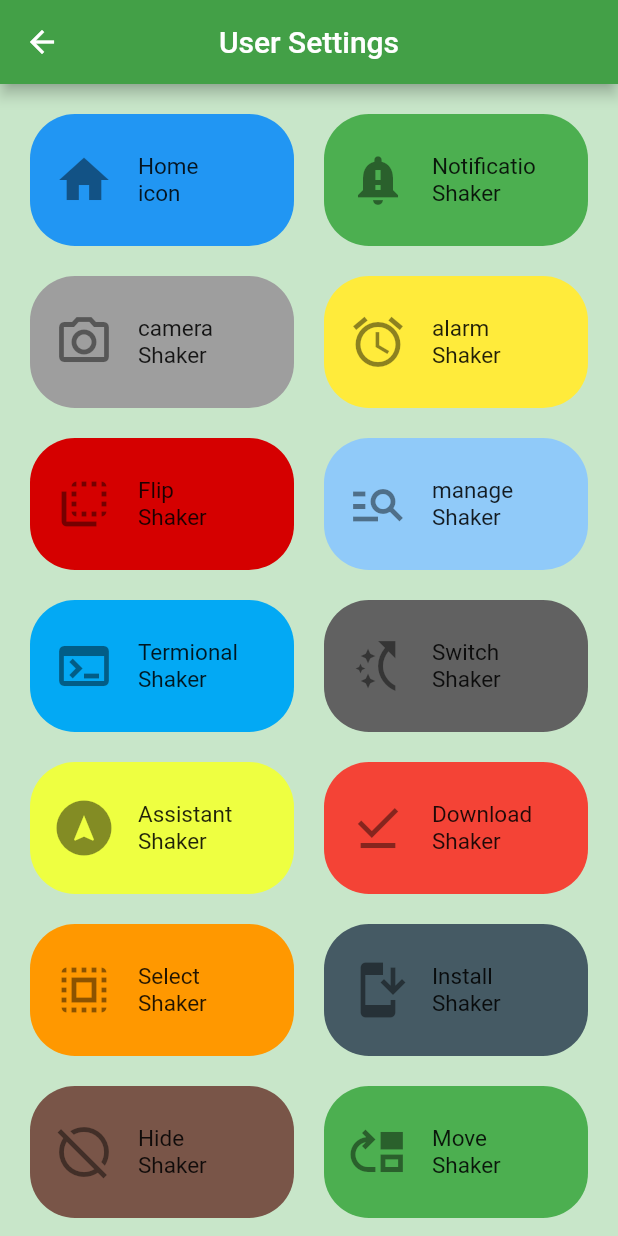
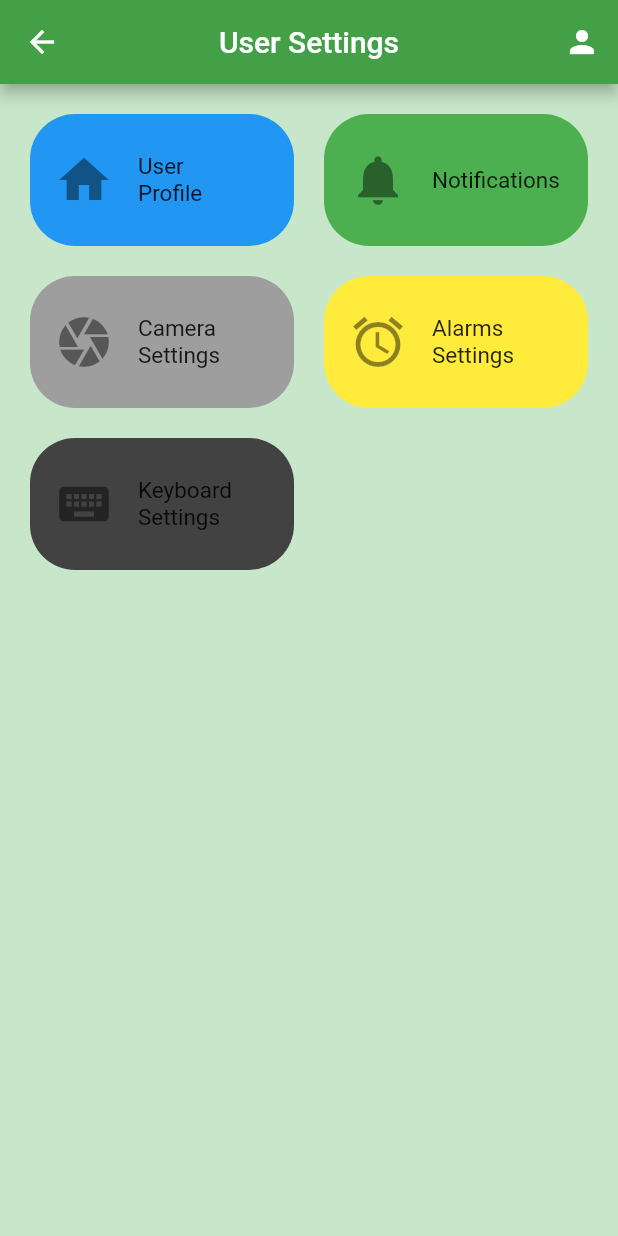
Before and after one commit to AlwinVJ/firstflutterapp, a Flutter app: the screen it shows after launch, after a tap on the "manage accounts" icon, on a phone screen of 412 x 824 dp. Run offline on Flutter 3.47's test engine with Material 2 defaults, Android fonts, the phone set to English and light mode, and no system bars.

Commit message:
Second commit on 28th December

```diff
--- a/lib/widgets/gridviews.dart
+++ b/lib/widgets/gridviews.dart
@@ -12,21 +12,22 @@ class MySecondWidget extends StatelessWidget {
   @override
   Widget build(BuildContext context) {
     List cardContent = [
-      [Icons.home, 'Home\nicon', Colors.blue],
-      [Icons.notification_important, 'Notificatio\nShaker', Colors.green],
-      [Icons.camera_alt_outlined, 'camera\nShaker', Colors.grey],
-      [Icons.alarm, 'alarm\nShaker', Colors.yellow],
-      [Icons.flip_to_back_outlined, 'Flip\nShaker', Colors.redAccent.shade700],
-      [Icons.manage_search, 'manage\nShaker', Colors.blue.shade200],
-      [Icons.terminal, 'Termional\nShaker', Colors.lightBlue],
-      [Icons.switch_access_shortcut, 'Switch\nShaker', Colors.grey.shade700],
-      [Icons.assistant_navigation, 'Assistant\nShaker', Colors.limeAccent],
-      [Icons.download_done, 'Download\nShaker', Colors.red],
-      [Icons.select_all, 'Select\nShaker', Colors.orange],
-      [Icons.install_mobile, 'Install\nShaker', Colors.blueGrey.shade700],
-      [Icons.hide_source, 'Hide\nShaker', Colors.brown],
-      [Icons.move_up, 'Move\nShaker', Colors.green],
-      [Icons.keyboard_command_key, 'Keyboard\nShaker', Colors.grey.shade800],
+      [Icons.home, 'User\nProfile', Colors.blue],
+      [Icons.notifications, 'Notifications', Colors.green],
+      [Icons.camera, 'Camera\nSettings', Colors.grey],
+      [Icons.alarm, 'Alarms\nSettings', Colors.yellow],
+      [Icons.keyboard, 'Keyboard\nSettings', Colors.grey.shade800],
+      // [Icons.flip_to_back_outlined, 'Flip\nShaker', Colors.redAccent.shade700],
+      // [Icons.manage_search, 'manage\nShaker', Colors.blue.shade200],
+      // [Icons.terminal, 'Termional\nShaker', Colors.lightBlue],
+      // [Icons.switch_access_shortcut, 'Switch\nShaker', Colors.grey.shade700],
+      // [Icons.assistant_navigation, 'Assistant\nShaker', Colors.limeAccent],
+      // [Icons.download_done, 'Download\nShaker', Colors.red],
+      // [Icons.select_all, 'Select\nShaker', Colors.orange],
+      // [Icons.install_mobile, 'Install\nShaker', Colors.blueGrey.shade700],
+      // [Icons.hide_source, 'Hide\nShaker', Colors.brown],
+      // [Icons.move_up, 'Move\nShaker', Colors.green],
+
     ];
     return MaterialApp(
       debugShowCheckedModeBanner: false,
@@ -40,10 +41,13 @@ class MySecondWidget extends StatelessWidget {
             IconButton(onPressed: () {
               userHomePage(context);
             }, icon: Icon(Icons.arrow_back)),
+            actions: [
+          IconButton(onPressed: () {}, icon: Icon(Icons.person)),
+        ],
         ),
         body: GridView.builder(
             padding: const EdgeInsets.all(20.0),
-            itemCount: 15,
+            itemCount: 5,
             gridDelegate: const SliverGridDelegateWithFixedCrossAxisCount(
                 crossAxisCount: 2,
                 crossAxisSpacing: 20,
```
